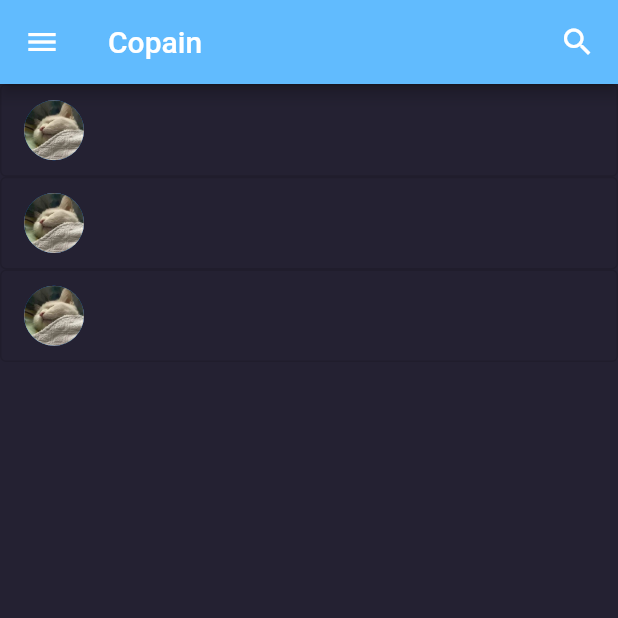
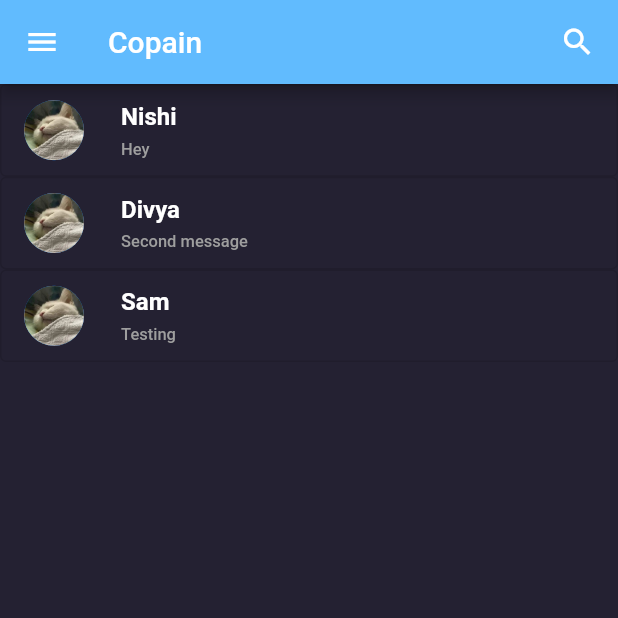
Before and after one commit to sambhavnoobcoder/chat-app, a Flutter app: the screen it shows after launch, after a tap on "Get Started", on a phone screen of 412 x 824 dp, the top half of it. Run offline on Flutter 3.47's test engine with Material 2 defaults, Android fonts, the phone set to English and light mode, and no system bars.

Commit message:
improve the chatlist element widget

```diff
--- a/lib/chats.dart
+++ b/lib/chats.dart
@@ -25,7 +25,20 @@ class ChatList extends StatelessWidget {
         backgroundColor: const Color(0xFF242132),
         extendBody: true,
         body: Column(
-          children: const [ChatListUser(), ChatListUser(), ChatListUser()],
+          children: const [
+            ChatListUser(
+              name: "Nishi",
+              message: "Hey",
+            ),
+            ChatListUser(
+              name: "Divya",
+              message: "Second message",
+            ),
+            ChatListUser(
+              name: "Sam",
+              message: "Testing",
+            )
+          ],
         ),
       ),
     );
@@ -33,7 +46,9 @@ class ChatList extends StatelessWidget {
 }
 
 class ChatListUser extends StatelessWidget {
-  const ChatListUser({super.key});
+  final String name;
+  final String message;
+  const ChatListUser({super.key, required this.name, required this.message});
 
   @override
   Widget build(BuildContext context) {
@@ -46,9 +61,43 @@ class ChatListUser extends StatelessWidget {
       child: OutlinedButton(
         onPressed: () {},
         child: Row(
-          children: const [
-            CircleAvatar(
+          children: [
+            const CircleAvatar(
               backgroundImage: AssetImage('assets/images/avatar.png'),
+            ),
+            SizedBox(
+              width: screenWidth * 0.06,
+            ),
+            Column(
+              crossAxisAlignment: CrossAxisAlignment.start,
+              children: [
+                Container(
+                  padding: EdgeInsets.fromLTRB(0, screenHeight * 0.015, 0, 0),
+                  child: Text(
+                    name,
+                    style: const TextStyle(
+                      color: Colors.white,
+                      // fontFamily: 'Roboto Slab',
+                      fontWeight: FontWeight.bold,
+                      fontSize: 16,
+                    ),
+                  ),
+                ),
+                Container(
+                  padding: EdgeInsets.fromLTRB(0, screenHeight * 0.007, 0, 0),
+                  child: Text(
+                    message,
+                    style: const TextStyle(
+                      color: Colors.grey,
+                      // fontFamily: 'Roboto Slab',
+                      fontSize: 11,
+                    ),
+                  ),
+                ),
+              ],
+            ),
+            Column(
+              children: const [],
             )
           ],
         ),
```
